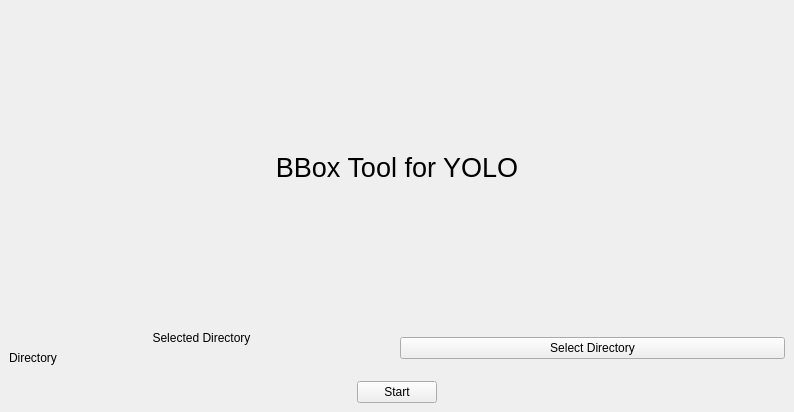
This is BBoxTool/mainwindow.ui in InnoCentCoder5497/BBox-Tool as Qt 5 draws it before an edit. The edited form follows.
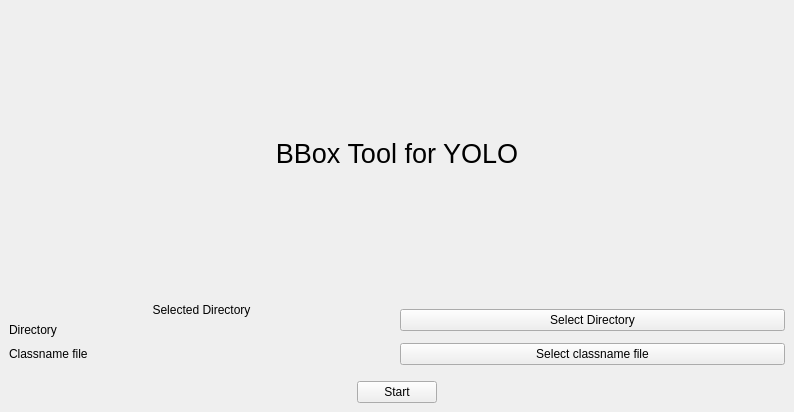
This is the edited form.

What changed in the file:
```diff
--- a/BBoxTool/mainwindow.ui
+++ b/BBoxTool/mainwindow.ui
@@ -62,6 +62,24 @@
       </item>
      </layout>
     </item>
+    <item>
+     <layout class="QHBoxLayout" name="horizontalLayout_2">
+      <item>
+       <widget class="QLabel" name="lblClassNameFile">
+        <property name="text">
+         <string>Classname file</string>
+        </property>
+       </widget>
+      </item>
+      <item>
+       <widget class="QPushButton" name="btnSelectClassFile">
+        <property name="text">
+         <string>Select classname file</string>
+        </property>
+       </widget>
+      </item>
+     </layout>
+    </item>
     <item>
      <spacer name="verticalSpacer">
       <property name="orientation">
```
